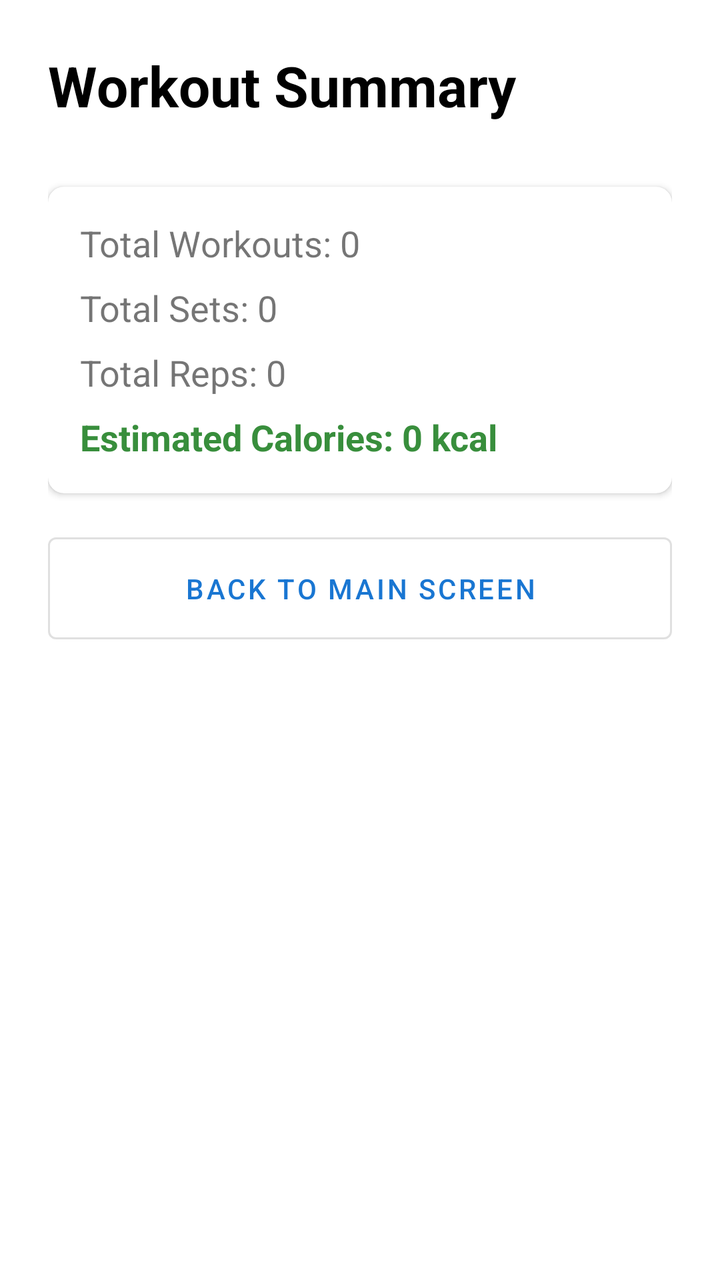
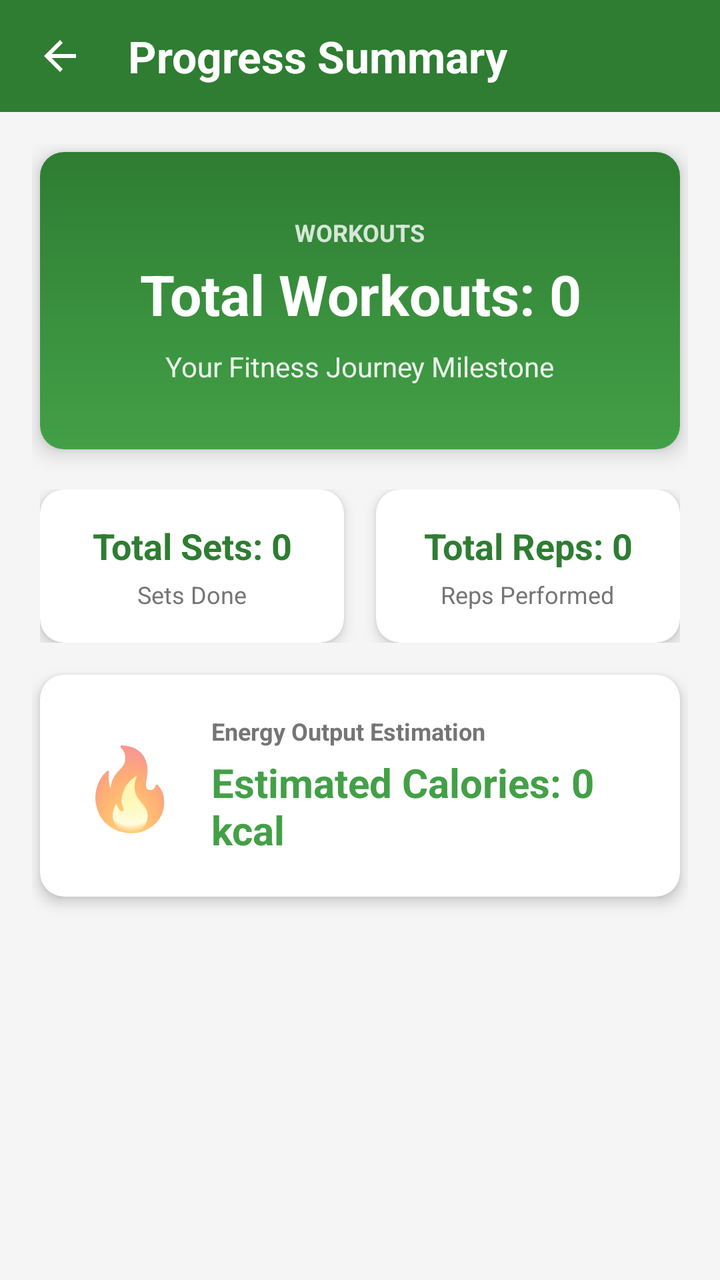

Two renders of the same Android screen: before a commit and after it. Below are the layout's source before the change and the commit's diff.
<!-- AndroidManifest.xml: application theme Theme.WorkoutTracker -->
<!-- res/layout/activity_summary.xml -->
<?xml version="1.0" encoding="utf-8"?>
<LinearLayout xmlns:android="http://schemas.android.com/apk/res/android"
    xmlns:app="http://schemas.android.com/apk/res-auto"
    android:layout_width="match_parent"
    android:layout_height="match_parent"
    android:orientation="vertical"
    android:padding="24dp"
    android:background="@color/white">

    <TextView
        android:layout_width="wrap_content"
        android:layout_height="wrap_content"
        android:text="Workout Summary"
        android:textSize="28sp"
        android:textStyle="bold"
        android:textColor="@color/black"
        android:layout_marginBottom="32dp" />

    <com.google.android.material.card.MaterialCardView
        android:layout_width="match_parent"
        android:layout_height="wrap_content"
        app:cardElevation="2dp"
        app:cardCornerRadius="8dp"
        android:layout_marginBottom="16dp">

        <LinearLayout
            android:layout_width="match_parent"
            android:layout_height="wrap_content"
            android:orientation="vertical"
            android:padding="16dp">

            <TextView
                android:id="@+id/tvTotalWorkouts"
                android:layout_width="wrap_content"
                android:layout_height="wrap_content"
                android:text="Total Workouts: 0"
                android:textSize="18sp"
                android:layout_marginBottom="8dp" />

            <TextView
                android:id="@+id/tvTotalSets"
                android:layout_width="wrap_content"
                android:layout_height="wrap_content"
                android:text="Total Sets: 0"
                android:textSize="18sp"
                android:layout_marginBottom="8dp" />

            <TextView
                android:id="@+id/tvTotalReps"
                android:layout_width="wrap_content"
                android:layout_height="wrap_content"
                android:text="Total Reps: 0"
                android:textSize="18sp"
                android:layout_marginBottom="8dp" />

            <TextView
                android:id="@+id/tvTotalCalories"
                android:layout_width="wrap_content"
                android:layout_height="wrap_content"
                android:text="Estimated Calories: 0 kcal"
                android:textSize="18sp"
                android:textStyle="bold"
                android:textColor="#388E3C" />
        </LinearLayout>
    </com.google.android.material.card.MaterialCardView>

    <com.google.android.material.button.MaterialButton
        android:id="@+id/btnBack"
        style="@style/Widget.MaterialComponents.Button.OutlinedButton"
        android:layout_width="match_parent"
        android:layout_height="wrap_content"
        android:text="Back to Main Screen"
        android:padding="16dp" />

</LinearLayout>
<!-- resources referenced by this layout -->
<resources>
  <color name="black">#FF000000</color>
  <color name="white">#FFFFFFFF</color>
  <style name="Theme.WorkoutTracker" parent="Base.Theme.WorkoutTracker" />
  <style name="Base.Theme.WorkoutTracker" parent="Theme.MaterialComponents.DayNight.NoActionBar">
          
          <item name="colorPrimary">@color/blue_primary</item>
          <item name="colorPrimaryVariant">@color/purple_700</item>
          <item name="colorOnPrimary">@color/white</item>
          
          <item name="colorSecondary">@color/teal_200</item>
          <item name="colorSecondaryVariant">@color/teal_700</item>
          <item name="colorOnSecondary">@color/black</item>
          
          <item name="android:statusBarColor">?attr/colorPrimaryVariant</item>
          
      </style>
  <color name="blue_primary">#1976D2</color>
  <color name="purple_700">#FF3700B3</color>
  <color name="teal_200">#FF03DAC5</color>
  <color name="teal_700">#FF018786</color>
</resources>

<!-- the commit's change to res/layout/activity_summary.xml (unified diff, before → after) -->
@@ -4,24 +4,48 @@
     android:layout_width="match_parent"
     android:layout_height="match_parent"
     android:orientation="vertical"
-    android:padding="24dp"
-    android:background="@color/white">
-
-    <TextView
-        android:layout_width="wrap_content"
-        android:layout_height="wrap_content"
-        android:text="Workout Summary"
-        android:textSize="28sp"
-        android:textStyle="bold"
-        android:textColor="@color/black"
-        android:layout_marginBottom="32dp" />
-
-    <com.google.android.material.card.MaterialCardView
+    android:background="@color/colorBackground">
+
+    
+    <LinearLayout
         android:layout_width="match_parent"
-        android:layout_height="wrap_content"
-        app:cardElevation="2dp"
-        app:cardCornerRadius="8dp"
-        android:layout_marginBottom="16dp">
+        android:layout_height="56dp"
+        android:background="@color/colorPrimary"
+        android:orientation="horizontal"
+        android:gravity="center_vertical"
+        android:paddingHorizontal="8dp">
+
+        <com.google.android.material.button.MaterialButton
+            android:id="@+id/btnBack"
+            style="@style/Widget.MaterialComponents.Button.TextButton"
+            android:layout_width="48dp"
+            android:layout_height="48dp"
+            android:padding="0dp"
+            app:icon="@drawable/ic_back"
+            app:iconTint="@color/white"
+            app:iconSize="24dp"
+            app:iconGravity="textStart"
+            android:insetTop="0dp"
+            android:insetBottom="0dp"
+            android:insetLeft="0dp"
+            android:insetRight="0dp"
+            android:contentDescription="Back" />
+
+        <TextView
+            android:layout_width="wrap_content"
+            android:layout_height="wrap_content"
+            android:text="Progress Summary"
+            android:textSize="22sp"
+            android:textStyle="bold"
+            android:textColor="@color/white"
+            android:layout_marginStart="8dp" />
+
+    </LinearLayout>
+
+    <ScrollView
+        android:layout_width="match_parent"
+        android:layout_height="match_parent"
+        android:fillViewport="true">
 
         <LinearLayout
             android:layout_width="match_parent"
@@ -29,47 +53,195 @@
             android:orientation="vertical"
             android:padding="16dp">
 
-            <TextView
-                android:id="@+id/tvTotalWorkouts"
-                android:layout_width="wrap_content"
+            
+            <com.google.android.material.card.MaterialCardView
+                android:layout_width="match_parent"
                 android:layout_height="wrap_content"
-                android:text="Total Workouts: 0"
-                android:textSize="18sp"
-                android:layout_marginBottom="8dp" />
-
-            <TextView
-                android:id="@+id/tvTotalSets"
-                android:layout_width="wrap_content"
+                app:cardCornerRadius="12dp"
+                app:cardElevation="6dp"
+                android:layout_margin="4dp"
+                app:cardPreventCornerOverlap="false">
+
+                
+                <LinearLayout
+                    android:layout_width="match_parent"
+                    android:layout_height="wrap_content"
+                    android:orientation="vertical"
+                    android:gravity="center"
+                    android:padding="32dp"
+                    android:background="@drawable/bg_green_gradient">
+
+                    <TextView
+                        android:layout_width="wrap_content"
+                        android:layout_height="wrap_content"
+                        android:text="WORKOUTS"
+                        android:textSize="12sp"
+                        android:textStyle="bold"
+                        android:textColor="@color/white"
+                        android:alpha="0.8"
+                        android:layout_marginBottom="4dp"/>
+
+                    <TextView
+                        android:id="@+id/tvTotalWorkouts"
+                        android:layout_width="wrap_content"
+                        android:layout_height="wrap_content"
+                        android:text="Total Workouts: 0"
+                        android:textSize="28sp"
+                        android:textStyle="bold"
+                        android:textColor="@color/white"
+                        android:gravity="center" />
+
+                    <TextView
+                        android:layout_width="wrap_content"
+                        android:layout_height="wrap_content"
+                        android:layout_marginTop="8dp"
+                        android:text="Your Fitness Journey Milestone"
+                        android:textSize="14sp"
+                        android:textColor="@color/white"
+                        android:alpha="0.9" />
+
+                </LinearLayout>
+            </com.google.android.material.card.MaterialCardView>
+
+            
+            <LinearLayout
+                android:layout_width="match_parent"
                 android:layout_height="wrap_content"
-                android:text="Total Sets: 0"
-                android:textSize="18sp"
-                android:layout_marginBottom="8dp" />
-
-            <TextView
-                android:id="@+id/tvTotalReps"
-                android:layout_width="wrap_content"
+                android:orientation="horizontal"
+                android:layout_marginTop="16dp"
+                android:layout_marginHorizontal="4dp"
+                android:weightSum="2">
+
+                
+                <com.google.android.material.card.MaterialCardView
+                    android:layout_width="0dp"
+                    android:layout_height="wrap_content"
+                    android:layout_weight="1"
+                    app:cardCornerRadius="12dp"
+                    app:cardElevation="4dp"
+                    app:cardBackgroundColor="@color/colorSurface"
+                    android:layout_marginEnd="8dp">
+
+                    <LinearLayout
+                        android:layout_width="match_parent"
+                        android:layout_height="wrap_content"
+                        android:orientation="vertical"
+                        android:padding="16dp"
+                        android:gravity="center">
+
+                        <TextView
+                            android:id="@+id/tvTotalSets"
+                            android:layout_width="wrap_content"
+                            android:layout_height="wrap_content"
+                            android:text="Total Sets: 0"
+                            android:textSize="18sp"
+                            android:textStyle="bold"
+                            android:textColor="@color/colorPrimary"
+                            android:gravity="center" />
+
+                        <TextView
+                            android:layout_width="wrap_content"
+                            android:layout_height="wrap_content"
+                            android:layout_marginTop="4dp"
+                            android:text="Sets Done"
+                            android:textSize="12sp"
+                            android:textColor="@color/colorTextSecondary" />
+                    </LinearLayout>
+                </com.google.android.material.card.MaterialCardView>
+
+                
+                <com.google.android.material.card.MaterialCardView
+                    android:layout_width="0dp"
+                    android:layout_height="wrap_content"
+                    android:layout_weight="1"
+                    app:cardCornerRadius="12dp"
+                    app:cardElevation="4dp"
+                    app:cardBackgroundColor="@color/colorSurface"
+                    android:layout_marginStart="8dp">
+
+                    <LinearLayout
+                        android:layout_width="match_parent"
+                        android:layout_height="wrap_content"
+                        android:orientation="vertical"
+                        android:padding="16dp"
+                        android:gravity="center">
+
+                        <TextView
+                            android:id="@+id/tvTotalReps"
+                            android:layout_width="wrap_content"
+                            android:layout_height="wrap_content"
+                            android:text="Total Reps: 0"
+                            android:textSize="18sp"
+                            android:textStyle="bold"
+                            android:textColor="@color/colorPrimary"
+                            android:gravity="center" />
+
+                        <TextView
+                            android:layout_width="wrap_content"
+                            android:layout_height="wrap_content"
+                            android:layout_marginTop="4dp"
+                            android:text="Reps Performed"
+                            android:textSize="12sp"
+                            android:textColor="@color/colorTextSecondary" />
+                    </LinearLayout>
+                </com.google.android.material.card.MaterialCardView>
+
+            </LinearLayout>
+
+            
+            <com.google.android.material.card.MaterialCardView
+                android:layout_width="match_parent"
                 android:layout_height="wrap_content"
-                android:text="Total Reps: 0"
-                android:textSize="18sp"
-                android:layout_marginBottom="8dp" />
-
-            <TextView
-                android:id="@+id/tvTotalCalories"
-                android:layout_width="wrap_content"
-                android:layout_height="wrap_content"
-                android:text="Estimated Calories: 0 kcal"
-                android:textSize="18sp"
-                android:textStyle="bold"
-                android:textColor="#388E3C" />
+                app:cardCornerRadius="12dp"
+                app:cardElevation="4dp"
+                app:cardBackgroundColor="@color/colorSurface"
+                android:layout_marginTop="16dp"
+                android:layout_marginHorizontal="4dp"
+                android:layout_marginBottom="24dp">
+
+                <LinearLayout
+                    android:layout_width="match_parent"
+                    android:layout_height="wrap_content"
+                    android:orientation="horizontal"
+                    android:padding="20dp"
+                    android:gravity="center_vertical">
+
+                    <TextView
+                        android:layout_width="wrap_content"
+                        android:layout_height="wrap_content"
+                        android:text="🔥"
+                        android:textSize="40sp" />
+
+                    <LinearLayout
+                        android:layout_width="match_parent"
+                        android:layout_height="wrap_content"
+                        android:orientation="vertical"
+                        android:layout_marginStart="16dp">
+
+                        <TextView
+                            android:layout_width="wrap_content"
+                            android:layout_height="wrap_content"
+                            android:text="Energy Output Estimation"
+                            android:textSize="12sp"
+                            android:textStyle="bold"
+                            android:textColor="@color/colorTextSecondary" />
+
+                        <TextView
+                            android:id="@+id/tvTotalCalories"
+                            android:layout_width="wrap_content"
+                            android:layout_height="wrap_content"
+                            android:layout_marginTop="4dp"
+                            android:text="Estimated Calories: 0 kcal"
+                            android:textSize="20sp"
+                            android:textStyle="bold"
+                            android:textColor="@color/colorSuccess" />
+
+                    </LinearLayout>
+
+                </LinearLayout>
+            </com.google.android.material.card.MaterialCardView>
+
         </LinearLayout>
-    </com.google.android.material.card.MaterialCardView>
-
-    <com.google.android.material.button.MaterialButton
-        android:id="@+id/btnBack"
-        style="@style/Widget.MaterialComponents.Button.OutlinedButton"
-        android:layout_width="match_parent"
-        android:layout_height="wrap_content"
-        android:text="Back to Main Screen"
-        android:padding="16dp" />
+    </ScrollView>
 
 </LinearLayout>
<!-- resource entries referenced after the edit -->
@@ -1,24 +1,47 @@
 <!-- resources referenced by this layout -->
 <resources>
-  <color name="black">#FF000000</color>
-  <color name="white">#FFFFFFFF</color>
+  <color name="colorBackground">#F5F5F5</color>
+  <color name="colorPrimary">#2E7D32</color>
+  <color name="colorSuccess">#43A047</color>
+  <color name="colorSurface">#FFFFFF</color>
+  <color name="colorTextSecondary">#757575</color>
+  <color name="white">#FFFFFF</color>
+  <!-- drawable bg_green_gradient (drawable) -->
+  <?xml version="1.0" encoding="utf-8"?>
+  <shape xmlns:android="http://schemas.android.com/apk/res/android"
+      android:shape="rectangle">
+      <gradient
+          android:type="linear"
+          android:angle="270"
+          android:startColor="#2E7D32"
+          android:endColor="#43A047"/>
+  </shape>
+  <!-- drawable ic_back (drawable) -->
+  <vector xmlns:android="http://schemas.android.com/apk/res/android"
+      android:width="24dp"
+      android:height="24dp"
+      android:viewportWidth="24"
+      android:viewportHeight="24">
+    <path
+        android:fillColor="#FFFFFF"
+        android:pathData="M20,11H7.83l5.59-5.59L12,4l-8,8 8,8 1.41-1.41L7.83,13H20v-2z"/>
+  </vector>
   <style name="Theme.WorkoutTracker" parent="Base.Theme.WorkoutTracker" />
-  <style name="Base.Theme.WorkoutTracker" parent="Theme.MaterialComponents.DayNight.NoActionBar">
+  <style name="Base.Theme.WorkoutTracker" parent="Theme.MaterialComponents.Light.NoActionBar">
           
-          <item name="colorPrimary">@color/blue_primary</item>
-          <item name="colorPrimaryVariant">@color/purple_700</item>
+          <item name="colorPrimary">@color/colorPrimary</item>
+          <item name="colorPrimaryVariant">@color/colorPrimaryDark</item>
           <item name="colorOnPrimary">@color/white</item>
           
-          <item name="colorSecondary">@color/teal_200</item>
-          <item name="colorSecondaryVariant">@color/teal_700</item>
-          <item name="colorOnSecondary">@color/black</item>
+          <item name="colorSecondary">@color/colorAccent</item>
+          <item name="colorSecondaryVariant">@color/colorPrimaryDark</item>
+          <item name="colorOnSecondary">@color/white</item>
           
           <item name="android:statusBarColor">?attr/colorPrimaryVariant</item>
           
+          <item name="android:windowBackground">@color/colorBackground</item>
       </style>
-  <color name="blue_primary">#1976D2</color>
-  <color name="purple_700">#FF3700B3</color>
-  <color name="teal_200">#FF03DAC5</color>
-  <color name="teal_700">#FF018786</color>
+  <color name="colorPrimaryDark">#1B5E20</color>
+  <color name="colorAccent">#66BB6A</color>
 </resources>
 
